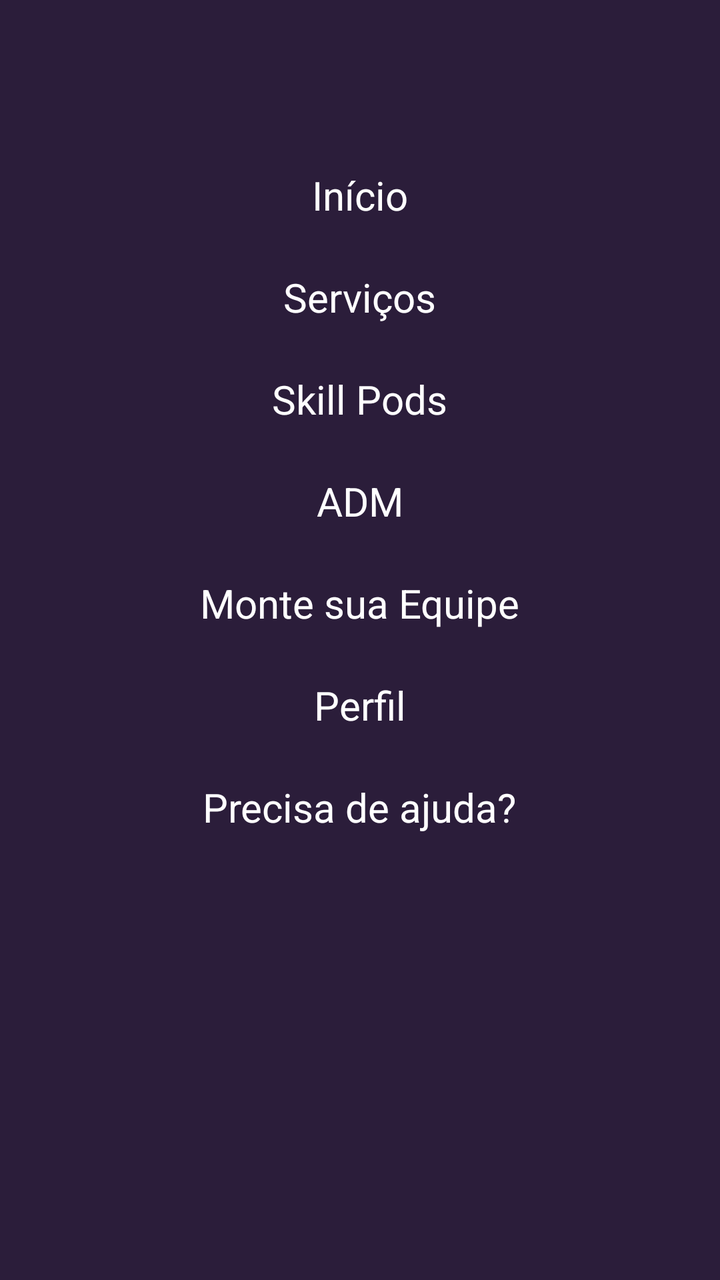
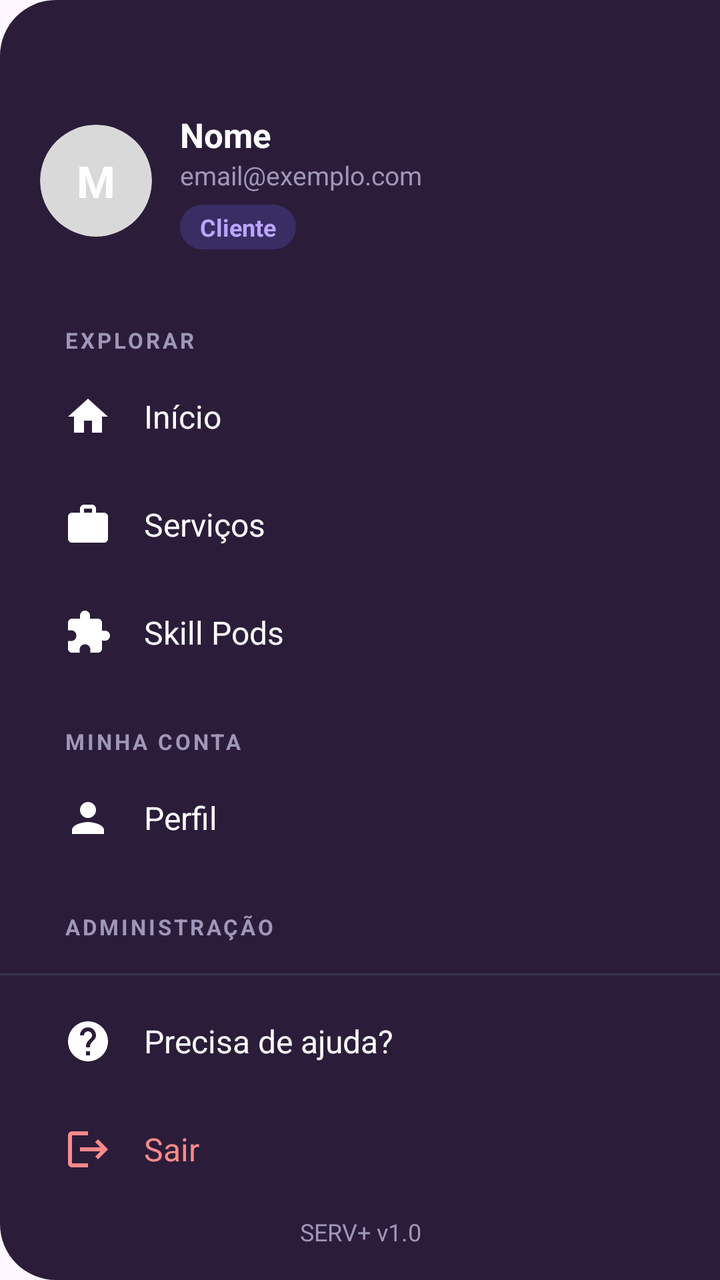

Before-and-after screenshots of an Android layout around one commit, followed by the original layout XML and the change that was made.
<!-- AndroidManifest.xml: application theme Theme.PiMobile -->
<!-- res/layout/menu_lateral.xml -->
<LinearLayout
    xmlns:android="http://schemas.android.com/apk/res/android"
    android:layout_width="match_parent"
    android:layout_height="match_parent"
    android:background="@color/barra_topo"
    android:clickable="true"
    android:focusable="true"
    android:gravity="center_horizontal"
    android:orientation="vertical"
    android:paddingTop="72dp"
    android:paddingHorizontal="16dp">

    <TextView
        android:id="@+id/menuInicio"
        android:layout_width="wrap_content"
        android:layout_height="wrap_content"
        android:padding="12dp"
        android:text="Início"
        android:textColor="@color/branco"
        android:textSize="20sp" />

    <TextView
        android:id="@+id/menuServicos"
        android:layout_width="wrap_content"
        android:layout_height="wrap_content"
        android:padding="12dp"
        android:text="Serviços"
        android:textColor="@color/branco"
        android:textSize="20sp" />

    <TextView
        android:id="@+id/menuSkillPods"
        android:layout_width="wrap_content"
        android:layout_height="wrap_content"
        android:padding="12dp"
        android:text="Skill Pods"
        android:textColor="@color/branco"
        android:textSize="20sp" />

    <TextView
        android:id="@+id/menuAdm"
        android:layout_width="wrap_content"
        android:layout_height="wrap_content"
        android:padding="12dp"
        android:text="ADM"
        android:textColor="@color/branco"
        android:textSize="20sp" />

    <TextView
        android:id="@+id/menuMonteEquipe"
        android:layout_width="wrap_content"
        android:layout_height="wrap_content"
        android:padding="12dp"
        android:text="Monte sua Equipe"
        android:textColor="@color/branco"
        android:textSize="20sp" />

    <TextView
        android:id="@+id/menuPerfil"
        android:layout_width="wrap_content"
        android:layout_height="wrap_content"
        android:padding="12dp"
        android:text="Perfil"
        android:textColor="@color/branco"
        android:textSize="20sp" />

    <TextView
        android:id="@+id/menuPrecisaAjuda"
        android:layout_width="wrap_content"
        android:layout_height="wrap_content"
        android:padding="12dp"
        android:text="Precisa de ajuda?"
        android:textColor="@color/branco"
        android:textSize="20sp" />

</LinearLayout>
<!-- resources referenced by this layout -->
<resources>
  <!-- unchanged entries left out for length: 4 -->
</resources>

<!-- the commit's change to res/layout/menu_lateral.xml (unified diff, before → after) -->
@@ -2,75 +2,208 @@
     xmlns:android="http://schemas.android.com/apk/res/android"
     android:layout_width="match_parent"
     android:layout_height="match_parent"
-    android:background="@color/barra_topo"
+    android:background="@drawable/bg_drawer"
     android:clickable="true"
     android:focusable="true"
-    android:gravity="center_horizontal"
-    android:orientation="vertical"
-    android:paddingTop="72dp"
-    android:paddingHorizontal="16dp">
-
-    <TextView
-        android:id="@+id/menuInicio"
-        android:layout_width="wrap_content"
+    android:orientation="vertical">
+
+    <ScrollView
+        android:layout_width="match_parent"
+        android:layout_height="0dp"
+        android:layout_weight="1"
+        android:fillViewport="true"
+        android:scrollbars="none">
+
+        <LinearLayout
+            android:layout_width="match_parent"
+            android:layout_height="wrap_content"
+            android:orientation="vertical"
+            android:paddingHorizontal="16dp"
+            android:paddingTop="56dp"
+            android:paddingBottom="16dp">
+
+            
+            <LinearLayout
+                android:layout_width="match_parent"
+                android:layout_height="wrap_content"
+                android:gravity="center_vertical"
+                android:orientation="horizontal"
+                android:paddingHorizontal="4dp"
+                android:paddingBottom="20dp">
+
+                
+                <FrameLayout
+                    android:layout_width="56dp"
+                    android:layout_height="56dp"
+                    android:background="@drawable/bg_avatar"
+                    android:clipToOutline="true">
+
+                    <ImageView
+                        android:id="@+id/menuAvatarFoto"
+                        android:layout_width="match_parent"
+                        android:layout_height="match_parent"
+                        android:scaleType="centerCrop"
+                        android:visibility="gone" />
+
+                    <TextView
+                        android:id="@+id/menuAvatarIniciais"
+                        android:layout_width="match_parent"
+                        android:layout_height="match_parent"
+                        android:gravity="center"
+                        android:text="M"
+                        android:textColor="@color/branco"
+                        android:textSize="22sp"
+                        android:textStyle="bold" />
+
+                </FrameLayout>
+
+                <LinearLayout
+                    android:layout_width="0dp"
+                    android:layout_height="wrap_content"
+                    android:layout_marginStart="14dp"
+                    android:layout_weight="1"
+                    android:orientation="vertical">
+
+                    <TextView
+                        android:id="@+id/menuNome"
+                        android:layout_width="match_parent"
+                        android:layout_height="wrap_content"
+                        android:ellipsize="end"
+                        android:maxLines="1"
+                        android:text="Nome"
+                        android:textColor="@color/branco"
+                        android:textSize="17sp"
+                        android:textStyle="bold" />
+
+                    <TextView
+                        android:id="@+id/menuEmail"
+                        android:layout_width="match_parent"
+                        android:layout_height="wrap_content"
+                        android:ellipsize="end"
+                        android:maxLines="1"
+                        android:text="email@exemplo.com"
+                        android:textColor="@color/menu_texto_suave"
+                        android:textSize="13sp" />
+
+                    <TextView
+                        android:id="@+id/menuPapel"
+                        android:layout_width="wrap_content"
+                        android:layout_height="wrap_content"
+                        android:layout_marginTop="6dp"
+                        android:background="@drawable/bg_chip_papel"
+                        android:paddingHorizontal="10dp"
+                        android:paddingVertical="3dp"
+                        android:text="Cliente"
+                        android:textColor="@color/menu_destaque"
+                        android:textSize="12sp"
+                        android:textStyle="bold" />
+
+                </LinearLayout>
+            </LinearLayout>
+
+            
+            <TextView
+                style="@style/ServMenuSecao"
+                android:text="EXPLORAR" />
+
+            <TextView
+                android:id="@+id/menuInicio"
+                style="@style/ServMenuItem"
+                android:drawableStart="@drawable/ic_menu_home"
+                android:text="Início" />
+
+            <TextView
+                android:id="@+id/menuServicos"
+                style="@style/ServMenuItem"
+                android:drawableStart="@drawable/ic_menu_servicos"
+                android:text="Serviços" />
+
+            <TextView
+                android:id="@+id/menuSkillPods"
+                style="@style/ServMenuItem"
+                android:drawableStart="@drawable/ic_menu_pods"
+                android:text="Skill Pods" />
+
+            
+            <TextView
+                style="@style/ServMenuSecao"
+                android:text="MINHA CONTA" />
+
+            <TextView
+                android:id="@+id/menuPerfil"
+                style="@style/ServMenuItem"
+                android:drawableStart="@drawable/ic_menu_perfil"
+                android:text="Perfil" />
+
+            
+            <TextView
+                android:id="@+id/menuSecaoAdm"
+                style="@style/ServMenuSecao"
+                android:text="ADMINISTRAÇÃO" />
+
+            <TextView
+                android:id="@+id/menuAdm"
+                style="@style/ServMenuItem"
+                android:drawableStart="@drawable/ic_menu_adm"
+                android:text="ADM" />
+
+            
+            <TextView
+                android:id="@+id/menuMonteEquipe"
+                android:layout_width="match_parent"
+                android:layout_height="52dp"
+                android:layout_marginTop="24dp"
+                android:background="@drawable/bg_btn_monte_equipe"
+                android:drawableStart="@drawable/ic_menu_add"
+                android:drawablePadding="10dp"
+                android:drawableTint="@color/barra_topo"
+                android:gravity="center"
+                android:paddingHorizontal="16dp"
+                android:text="Monte sua Equipe"
+                android:textColor="@color/barra_topo"
+                android:textSize="16sp"
+                android:textStyle="bold" />
+
+        </LinearLayout>
+    </ScrollView>
+
+    
+    <View
+        android:layout_width="match_parent"
+        android:layout_height="1dp"
+        android:background="@color/menu_divisor" />
+
+    <LinearLayout
+        android:layout_width="match_parent"
         android:layout_height="wrap_content"
-        android:padding="12dp"
-        android:text="Início"
-        android:textColor="@color/branco"
-        android:textSize="20sp" />
-
-    <TextView
-        android:id="@+id/menuServicos"
-        android:layout_width="wrap_content"
-        android:layout_height="wrap_content"
-        android:padding="12dp"
-        android:text="Serviços"
-        android:textColor="@color/branco"
-        android:textSize="20sp" />
-
-    <TextView
-        android:id="@+id/menuSkillPods"
-        android:layout_width="wrap_content"
-        android:layout_height="wrap_content"
-        android:padding="12dp"
-        android:text="Skill Pods"
-        android:textColor="@color/branco"
-        android:textSize="20sp" />
-
-    <TextView
-        android:id="@+id/menuAdm"
-        android:layout_width="wrap_content"
-        android:layout_height="wrap_content"
-        android:padding="12dp"
-        android:text="ADM"
-        android:textColor="@color/branco"
-        android:textSize="20sp" />
-
-    <TextView
-        android:id="@+id/menuMonteEquipe"
-        android:layout_width="wrap_content"
-        android:layout_height="wrap_content"
-        android:padding="12dp"
-        android:text="Monte sua Equipe"
-        android:textColor="@color/branco"
-        android:textSize="20sp" />
-
-    <TextView
-        android:id="@+id/menuPerfil"
-        android:layout_width="wrap_content"
-        android:layout_height="wrap_content"
-        android:padding="12dp"
-        android:text="Perfil"
-        android:textColor="@color/branco"
-        android:textSize="20sp" />
-
-    <TextView
-        android:id="@+id/menuPrecisaAjuda"
-        android:layout_width="wrap_content"
-        android:layout_height="wrap_content"
-        android:padding="12dp"
-        android:text="Precisa de ajuda?"
-        android:textColor="@color/branco"
-        android:textSize="20sp" />
+        android:orientation="vertical"
+        android:paddingHorizontal="16dp"
+        android:paddingTop="8dp"
+        android:paddingBottom="16dp">
+
+        <TextView
+            android:id="@+id/menuPrecisaAjuda"
+            style="@style/ServMenuItem"
+            android:drawableStart="@drawable/ic_menu_ajuda"
+            android:text="Precisa de ajuda?" />
+
+        <TextView
+            android:id="@+id/menuSair"
+            style="@style/ServMenuItem"
+            android:drawableStart="@drawable/ic_menu_sair"
+            android:drawableTint="@color/menu_sair"
+            android:text="Sair"
+            android:textColor="@color/menu_sair" />
+
+        <TextView
+            android:layout_width="match_parent"
+            android:layout_height="wrap_content"
+            android:layout_marginTop="4dp"
+            android:gravity="center"
+            android:text="SERV+ v1.0"
+            android:textColor="@color/menu_texto_suave"
+            android:textSize="12sp" />
+
+    </LinearLayout>
 
 </LinearLayout>
<!-- resource entries referenced after the edit -->
@@ -1,5 +1,146 @@
 <!-- resources referenced by this layout -->
 <resources>
+  <color name="menu_destaque">#B9A6FF</color>
+  <color name="menu_divisor">#3A3352</color>
+  <color name="menu_sair">#FF8A8A</color>
+  <color name="menu_texto_suave">#9F97B8</color>
+  <!-- drawable bg_avatar (drawable) -->
+  <?xml version="1.0" encoding="utf-8"?>
+  <shape xmlns:android="http://schemas.android.com/apk/res/android"
+      android:shape="oval">
+      <solid android:color="@color/cinza_video" />
+  </shape>
+  <!-- drawable bg_btn_monte_equipe (drawable) -->
+  <ripple xmlns:android="http://schemas.android.com/apk/res/android"
+      android:color="#22000000">
+      <item>
+          <shape>
+              <solid android:color="@color/branco" />
+              <corners android:radius="26dp" />
+          </shape>
+      </item>
+  </ripple>
+  <!-- drawable bg_chip_papel (drawable) -->
+  <shape xmlns:android="http://schemas.android.com/apk/res/android">
+      <solid android:color="@color/menu_item_ativo" />
+      <corners android:radius="12dp" />
+  </shape>
+  <!-- drawable bg_drawer (drawable) -->
+  <shape xmlns:android="http://schemas.android.com/apk/res/android">
+      <solid android:color="@color/barra_topo" />
+      <corners
+          android:topLeftRadius="28dp"
+          android:bottomLeftRadius="28dp" />
+  </shape>
+  <!-- drawable ic_menu_add (drawable) -->
+  <vector xmlns:android="http://schemas.android.com/apk/res/android"
+      android:width="24dp" android:height="24dp"
+      android:viewportWidth="24" android:viewportHeight="24">
+      <path android:fillColor="#FFFFFF"
+          android:pathData="M19,13h-6v6h-2v-6H5v-2h6V5h2v6h6v2z" />
+  </vector>
+  <!-- drawable ic_menu_adm (drawable) -->
+  <vector xmlns:android="http://schemas.android.com/apk/res/android"
+      android:width="24dp" android:height="24dp"
+      android:viewportWidth="24" android:viewportHeight="24">
+      <path android:fillColor="#FFFFFF"
+          android:pathData="M12,1L3,5v6c0,5.55 3.84,10.74 9,12 5.16,-1.26 9,-6.45 9,-12L21,5l-9,-4z" />
+  </vector>
+  <!-- drawable ic_menu_ajuda (drawable) -->
+  <vector xmlns:android="http://schemas.android.com/apk/res/android"
+      android:width="24dp" android:height="24dp"
+      android:viewportWidth="24" android:viewportHeight="24">
+      <path android:fillColor="#FFFFFF"
+          android:pathData="M12,2C6.48,2 2,6.48 2,12s4.48,10 10,10 10,-4.48 10,-10S17.52,2 12,2zM13,19h-2v-2h2v2zM15.07,11.25l-0.9,0.92C13.45,12.9 13,13.5 13,15h-2v-0.5c0,-1.1 0.45,-2.1 1.17,-2.83l1.24,-1.26c0.37,-0.36 0.59,-0.86 0.59,-1.41 0,-1.1 -0.9,-2 -2,-2s-2,0.9 -2,2L8,9c0,-2.21 1.79,-4 4,-4s4,1.79 4,4c0,0.88 -0.36,1.68 -0.93,2.25z" />
+  </vector>
+  <!-- drawable ic_menu_home (drawable) -->
+  <vector xmlns:android="http://schemas.android.com/apk/res/android"
+      android:width="24dp" android:height="24dp"
+      android:viewportWidth="24" android:viewportHeight="24">
+      <path android:fillColor="#FFFFFF"
+          android:pathData="M10,20v-6h4v6h5v-8h3L12,3 2,12h3v8z" />
+  </vector>
+  <!-- drawable ic_menu_perfil (drawable) -->
+  <vector xmlns:android="http://schemas.android.com/apk/res/android"
+      android:width="24dp" android:height="24dp"
+      android:viewportWidth="24" android:viewportHeight="24">
+      <path android:fillColor="#FFFFFF"
+          android:pathData="M12,12c2.21,0 4,-1.79 4,-4s-1.79,-4 -4,-4 -4,1.79 -4,4 1.79,4 4,4zM12,14c-2.67,0 -8,1.34 -8,4v2h16v-2c0,-2.66 -5.33,-4 -8,-4z" />
+  </vector>
+  <!-- drawable ic_menu_pods (drawable) -->
+  <vector xmlns:android="http://schemas.android.com/apk/res/android"
+      android:width="24dp" android:height="24dp"
+      android:viewportWidth="24" android:viewportHeight="24">
+      <path android:fillColor="#FFFFFF"
+          android:pathData="M20.5,11H19V7c0,-1.1 -0.9,-2 -2,-2h-4V3.5C13,2.12 11.88,1 10.5,1S8,2.12 8,3.5V5H4c-1.1,0 -1.99,0.9 -1.99,2v3.8H3.5c1.49,0 2.7,1.21 2.7,2.7s-1.21,2.7 -2.7,2.7H2V20c0,1.1 0.9,2 2,2h3.8v-1.5c0,-1.49 1.21,-2.7 2.7,-2.7 1.49,0 2.7,1.21 2.7,2.7V22H17c1.1,0 2,-0.9 2,-2v-4h1.5c1.38,0 2.5,-1.12 2.5,-2.5S21.88,11 20.5,11z" />
+  </vector>
+  <!-- drawable ic_menu_sair (drawable) -->
+  <vector xmlns:android="http://schemas.android.com/apk/res/android"
+      android:width="24dp" android:height="24dp"
+      android:viewportWidth="24" android:viewportHeight="24">
+      <path android:fillColor="#FFFFFF"
+          android:pathData="M17,7l-1.41,1.41L18.17,11H8v2h10.17l-2.58,2.58L17,17l5,-5zM4,5h8V3H4c-1.1,0 -2,0.9 -2,2v14c0,1.1 0.9,2 2,2h8v-2H4V5z" />
+  </vector>
+  <!-- drawable ic_menu_servicos (drawable) -->
+  <vector xmlns:android="http://schemas.android.com/apk/res/android"
+      android:width="24dp" android:height="24dp"
+      android:viewportWidth="24" android:viewportHeight="24">
+      <path android:fillColor="#FFFFFF"
+          android:pathData="M20,6h-4L16,4c0,-1.11 -0.89,-2 -2,-2h-4c-1.11,0 -2,0.89 -2,2v2L4,6c-1.11,0 -1.99,0.89 -1.99,2L2,19c0,1.11 0.89,2 2,2h16c1.11,0 2,-0.89 2,-2L22,8c0,-1.11 -0.89,-2 -2,-2zM14,6h-4L10,4h4v2z" />
+  </vector>
+  <style name="ServMenuItem">
+          <item name="android:layout_width">match_parent</item>
+          <item name="android:layout_height">50dp</item>
+          <item name="android:layout_marginBottom">4dp</item>
+          <item name="android:background">@drawable/bg_menu_item</item>
+          <item name="android:drawablePadding">16dp</item>
+          <item name="android:drawableTint">@color/branco</item>
+          <item name="android:gravity">center_vertical</item>
+          <item name="android:paddingHorizontal">16dp</item>
+          <item name="android:textColor">@color/branco</item>
+          <item name="android:textSize">16sp</item>
+          <item name="android:clickable">true</item>
+          <item name="android:focusable">true</item>
+      </style>
+  <style name="ServMenuSecao">
+          <item name="android:layout_width">match_parent</item>
+          <item name="android:layout_height">wrap_content</item>
+          <item name="android:layout_marginTop">18dp</item>
+          <item name="android:layout_marginBottom">6dp</item>
+          <item name="android:paddingHorizontal">16dp</item>
+          <item name="android:letterSpacing">0.12</item>
+          <item name="android:textColor">@color/menu_texto_suave</item>
+          <item name="android:textSize">11sp</item>
+          <item name="android:textStyle">bold</item>
+      </style>
+  <color name="cinza_video">#D9D9D9</color>
+  <color name="menu_item_ativo">#3A2D63</color>
+  <!-- drawable bg_menu_item (drawable) -->
+  <ripple xmlns:android="http://schemas.android.com/apk/res/android"
+      android:color="@color/menu_ripple">
+      <item>
+          <selector>
+              <item android:state_selected="true">
+                  <shape>
+                      <solid android:color="@color/menu_item_ativo" />
+                      <corners android:radius="14dp" />
+                  </shape>
+              </item>
+              <item>
+                  <shape>
+                      <solid android:color="@android:color/transparent" />
+                  </shape>
+              </item>
+          </selector>
+      </item>
+      <item android:id="@android:id/mask">
+          <shape>
+              <solid android:color="#FFFFFF" />
+              <corners android:radius="14dp" />
+          </shape>
+      </item>
+  </ripple>
+  <color name="menu_ripple">#33FFFFFF</color>
   <!-- unchanged entries left out for length: 4 -->
 </resources>
 
